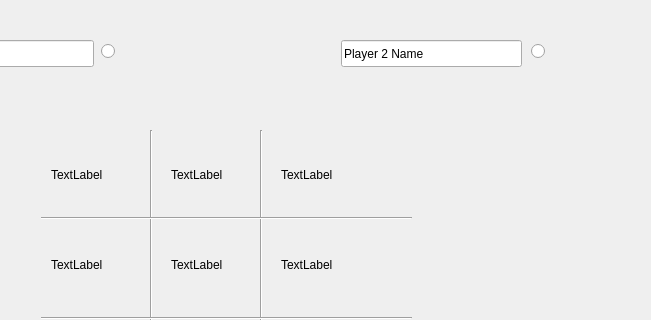
Old version of the form game.ui in the repository masaddique/tictactoe; both pictures show x 149 to 800 and y 0 to 320 of the 800 by 600 pixel window.
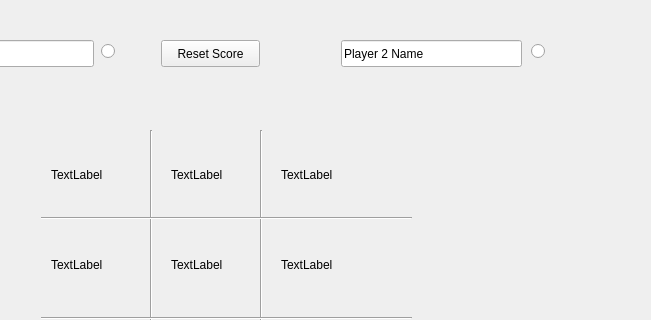
New version of the form.

Commit message: added scores and reset option on tie

Diff of the .ui file:
```diff
--- a/game.ui
+++ b/game.ui
@@ -214,7 +214,7 @@
      <rect>
       <x>250</x>
       <y>40</y>
-      <width>21</width>
+      <width>71</width>
       <height>22</height>
      </rect>
     </property>
@@ -227,7 +227,7 @@
      <rect>
       <x>680</x>
       <y>40</y>
-      <width>21</width>
+      <width>61</width>
       <height>22</height>
      </rect>
     </property>
@@ -235,6 +235,19 @@
      <string/>
     </property>
    </widget>
+   <widget class="QPushButton" name="rstScr">
+    <property name="geometry">
+     <rect>
+      <x>310</x>
+      <y>40</y>
+      <width>99</width>
+      <height>27</height>
+     </rect>
+    </property>
+    <property name="text">
+     <string>Reset Score</string>
+    </property>
+   </widget>
   </widget>
   <widget class="QMenuBar" name="menubar">
    <property name="geometry">
```
The commit also changes 3 other files.
